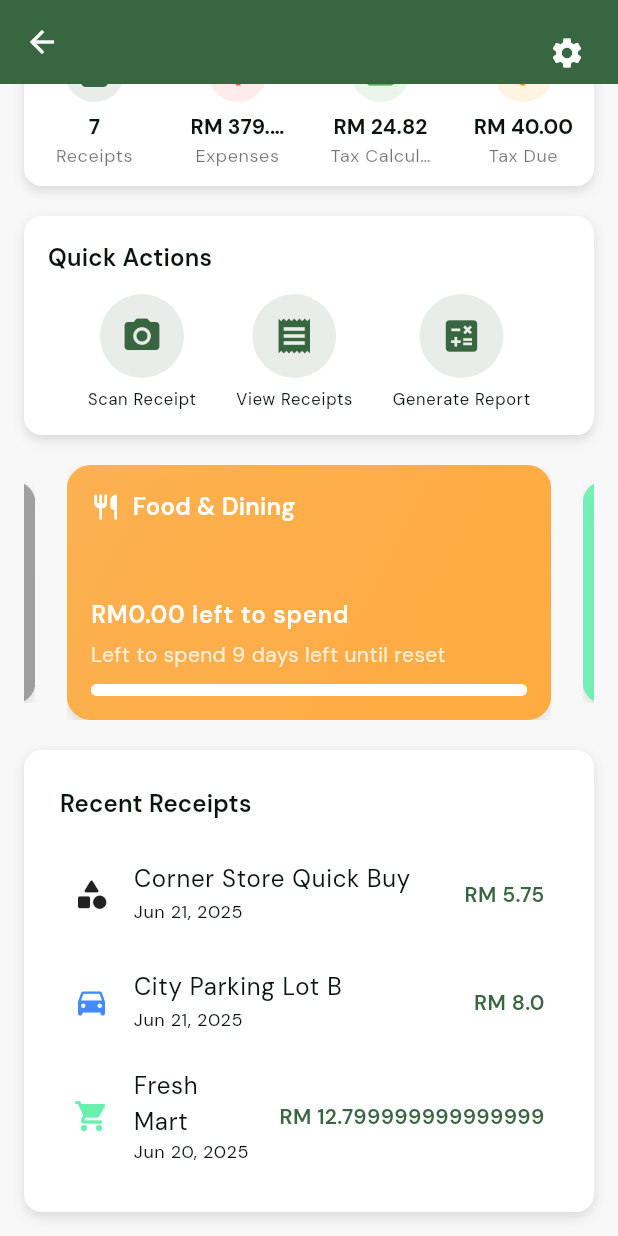
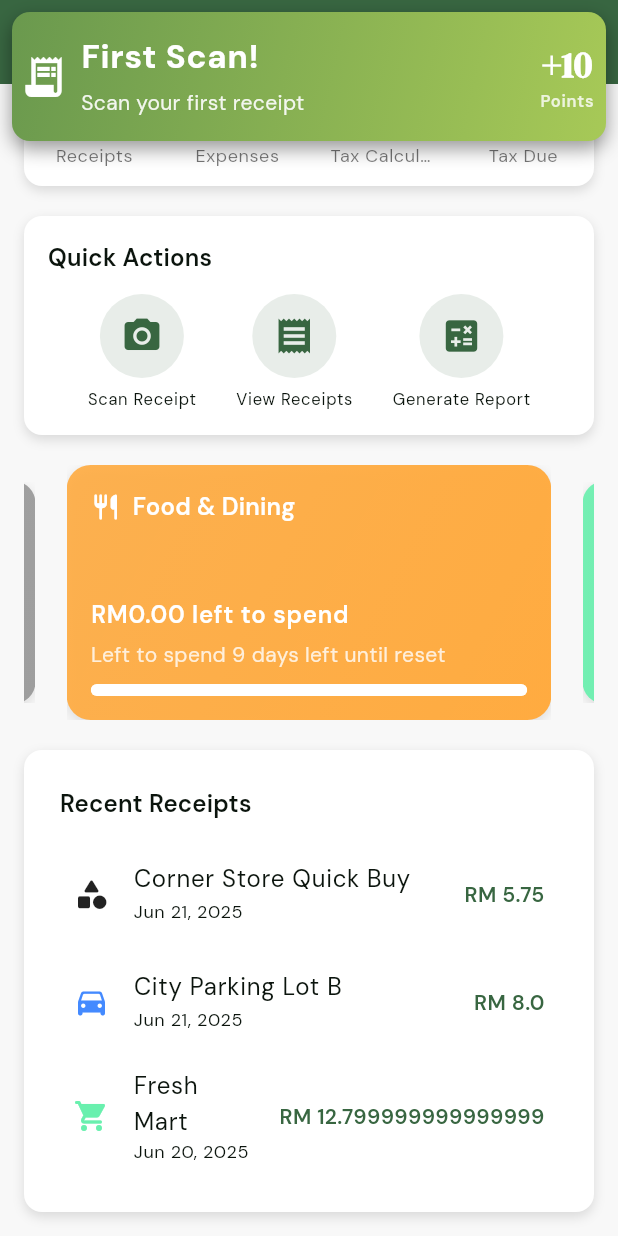
Before and after one commit to vinky0813/tolak_tax, a Flutter app: the DashboardScreen screen opened directly, scrolled down 260 dp, after a tap on the "settings" icon, on a phone screen of 412 x 824 dp. Run offline on Flutter 3.47's test engine with Material 3 defaults, Android fonts, the light colour scheme and no system bars; drawn by our look-alikes of another_flushbar, carousel_slider, fl_chart; our stand-ins replace camera, firebase_auth, firebase_core, flutter_cache_manager, flutter_svg, google_sign_in and 2 more; missing offline and left inert: flutter_facebook_auth; accounts and stored records are empty.

Commit message:
Added Achivement Banner, Fixed first update bug

```diff
--- a/lib/screens/dashboard_screen.dart
+++ b/lib/screens/dashboard_screen.dart
@@ -2,10 +2,13 @@ import 'package:flutter/material.dart';
 import 'package:flutter_svg/flutter_svg.dart';
 import 'package:provider/provider.dart';
 import 'package:tolak_tax/data/dummy_receipt_data.dart';
+import 'package:tolak_tax/models/achievement_model.dart';
 import 'package:tolak_tax/models/receipt_model.dart';
+import 'package:tolak_tax/services/achievement_service.dart';
 import 'package:tolak_tax/services/auth_service.dart';
 import 'package:tolak_tax/data/category_constants.dart';
 import 'package:tolak_tax/utils/category_helper.dart';
+import 'package:tolak_tax/widgets/achivement_banner.dart';
 import 'package:tolak_tax/widgets/cached_network_svg.dart';
 import 'package:tolak_tax/widgets/gamified_progress.dart';
 import 'package:tolak_tax/widgets/quick_actionbutton.dart';
@@ -87,7 +90,23 @@ class _DashboardScreenState extends State<DashboardScreen> {
                   child: IconButton(
                     icon: const Icon(Icons.settings),
                     color: colorScheme.onPrimary,
-                    onPressed: () {
+                    onPressed: () async {
+                      final achievementService = Provider.of<AchievementService>(context, listen: false);
+
+                      final List<AchievementDefinition> unlocked =
+                      achievementService.updateProgress(
+                          type: AchievementType.scanCount,
+                          incrementBy: 1
+                      );
+                      if (unlocked.isNotEmpty) {
+                        for (final achievement in unlocked) {
+                          AchievementBanner.show(context, achievement);
+                        }
+                      } else {
+                        ScaffoldMessenger.of(context).showSnackBar(
+                          const SnackBar(content: Text("Progress updated!")),
+                        );
+                      }
                       // handle go to settings
                       print("Settings button tapped");
                     },
--- a/lib/services/achievement_service.dart
+++ b/lib/services/achievement_service.dart
@@ -29,6 +29,8 @@ class AchievementService with ChangeNotifier {
     final directory = await getApplicationDocumentsDirectory();
     final file = File('${directory.path}/$_fileName');
 
+    bool needsSave = false;
+
     // if there is no progress file then just start with empty progress
     if (await file.exists() == false) {
       _userAchievements = {
@@ -36,36 +38,43 @@ class AchievementService with ChangeNotifier {
           def.id: AchievementProgress(achievementId: def.id)
       };
       _totalPoints = 0;
-      return;
-    }
-
-    // if the file is empty then just start with empty progress
+      needsSave = true;
+    } else {
       final content = await file.readAsString();
-    print("content $content");
       if (content.isEmpty) {
         _userAchievements = {
           for (var def in allAchievementDefinitions)
             def.id: AchievementProgress(achievementId: def.id)
         };
         _totalPoints = 0;
-      return;
-    }
-
-    // read the file and map it
+        needsSave = true;
+      } else {
         final data = Map<String, dynamic>.from(json.decode(content));
-
         _totalPoints = data['totalPoints'] ?? 0;
-
         final progressList = (data['progress'] as List)
             .map((item) => AchievementProgress.fromJson(item))
             .toList();
-
         _userAchievements = {for (var p in progressList) p.achievementId: p};
+      }
+    }
 
     for (final def in allAchievementDefinitions) {
-      if (!userAchievements.containsKey(def.id)) {
-        userAchievements[def.id] = AchievementProgress(achievementId: def.id);
+      if (!_userAchievements.containsKey(def.id)) {
+        _userAchievements[def.id] = AchievementProgress(achievementId: def.id);
+        needsSave = true;
       }
+    }
+
+    if (needsSave) {
+      await _saveUserAchievements();
+    }
+  }
+
+  Future<void> deleteUserProgress() async {
+    final directory = await getApplicationDocumentsDirectory();
+    final file = File('${directory.path}/$_fileName');
+    if (await file.exists()) {
+      await file.delete();
     }
   }
 
--- /dev/null
+++ b/lib/widgets/achivement_banner.dart
@@ -0,0 +1,85 @@
+import 'package:flutter/material.dart';
+import 'package:another_flushbar/flushbar.dart';
+import 'package:tolak_tax/models/achievement_model.dart';
+
+class AchievementBanner {
+  static void show(BuildContext context, AchievementDefinition achievement) {
+    final ThemeData theme = Theme.of(context);
+    final ColorScheme colorScheme = theme.colorScheme;
+    final TextTheme textTheme = theme.textTheme;
+
+    final Color bannerBackgroundColorStart = colorScheme.secondary; // Asparagus
+    final Color bannerBackgroundColorEnd = colorScheme.tertiary;     // Yellow Green
+    final Color bannerTextColor = colorScheme.onSecondary;           // White
+    final Color bannerIconColor = Colors.white; // A bright white icon stands out best
+
+    Flushbar(
+      titleText: Text(
+        achievement.title,
+        style: textTheme.titleLarge?.copyWith(
+          color: bannerTextColor,
+          fontWeight: FontWeight.bold,
+          letterSpacing: 0.5,
+        ),
+      ),
+      messageText: Text(
+        achievement.subtitle,
+        style: textTheme.bodyMedium?.copyWith(
+          color: bannerTextColor.withOpacity(0.9),
+        ),
+      ),
+
+      icon: Icon(
+        achievement.icon,
+        size: 32.0,
+        color: bannerIconColor,
+      ),
+
+      mainButton: Padding(
+        padding: const EdgeInsets.only(right: 8.0),
+        child: Column(
+          mainAxisAlignment: MainAxisAlignment.center,
+          children: [
+            Text(
+              "+${achievement.pointsReward}",
+              style: textTheme.headlineSmall?.copyWith(
+                color: bannerTextColor,
+                fontWeight: FontWeight.bold,
+              ),
+            ),
+            Text(
+              "Points",
+              style: textTheme.labelSmall?.copyWith(
+                color: bannerTextColor.withOpacity(0.8),
+                fontWeight: FontWeight.w600,
+              ),
+            ),
+          ],
+        ),
+      ),
+
+      duration: const Duration(seconds: 5),
+      flushbarPosition: FlushbarPosition.TOP,
+      animationDuration: const Duration(milliseconds: 600),
+      isDismissible: true,
+
+      margin: const EdgeInsets.all(8),
+      borderRadius: BorderRadius.circular(12.0),
+      backgroundGradient: LinearGradient(
+        colors: [
+          bannerBackgroundColorStart,
+          bannerBackgroundColorEnd,
+        ],
+        begin: Alignment.topLeft,
+        end: Alignment.bottomRight,
+      ),
+      boxShadows: [
+        BoxShadow(
+          color: theme.shadowColor.withOpacity(0.4),
+          offset: const Offset(0, 5),
+          blurRadius: 10,
+        ),
+      ],
+    ).show(context);
+  }
+}
--- a/pubspec.yaml
+++ b/pubspec.yaml
@@ -53,6 +53,7 @@ dependencies:
   carousel_slider: ^5.1.1
   flutter_cache_manager: ^3.4.1
   http: ^1.4.0
+  another_flushbar: ^1.12.30
   image_picker: ^1.1.2
 
 
```
Also changed, not shown: pubspec.lock. Lines whose indentation alone changed are shown as unchanged.
